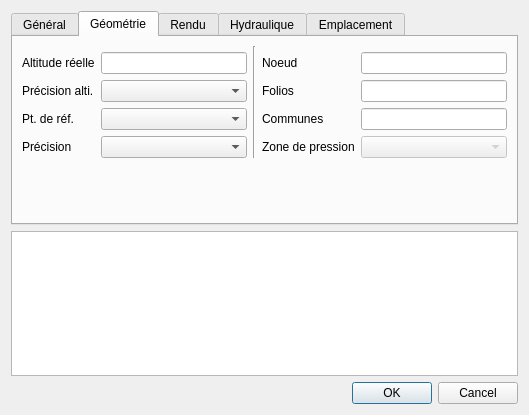
qwat/QWAT, file qgis-project/ui_forms/hydrant.ui: the form before one commit.
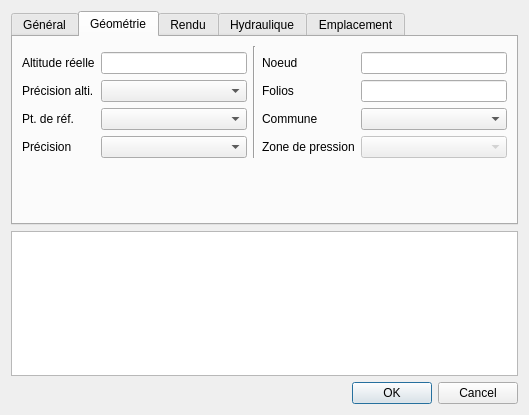
The form after the commit. The open tabs and pages were chosen to show the change. Custom widgets are drawn as their Qt base class.

Commit message: fix widget object names

```diff
--- a/qgis-project/ui_forms/hydrant.ui
+++ b/qgis-project/ui_forms/hydrant.ui
@@ -172,16 +172,6 @@
        <string>Géométrie</string>
       </attribute>
       <layout class="QGridLayout" name="gridLayout_2">
-       <item row="3" column="4">
-        <widget class="QLineEdit" name="_districts">
-         <property name="enabled">
-          <bool>true</bool>
-         </property>
-         <property name="readOnly">
-          <bool>true</bool>
-         </property>
-        </widget>
-       </item>
        <item row="0" column="2" rowspan="5">
         <widget class="Line" name="line">
          <property name="orientation">
@@ -243,7 +233,7 @@
        <item row="3" column="3">
         <widget class="QLabel" name="label_12">
          <property name="text">
-          <string>Communes</string>
+          <string>Commune</string>
          </property>
         </widget>
        </item>
@@ -301,6 +291,9 @@
          </property>
         </widget>
        </item>
+       <item row="3" column="4">
+        <widget class="QComboBox" name="fk_district"/>
+       </item>
       </layout>
      </widget>
      <widget class="QWidget" name="tab_3">
```
The commit also changes 1 other file.
